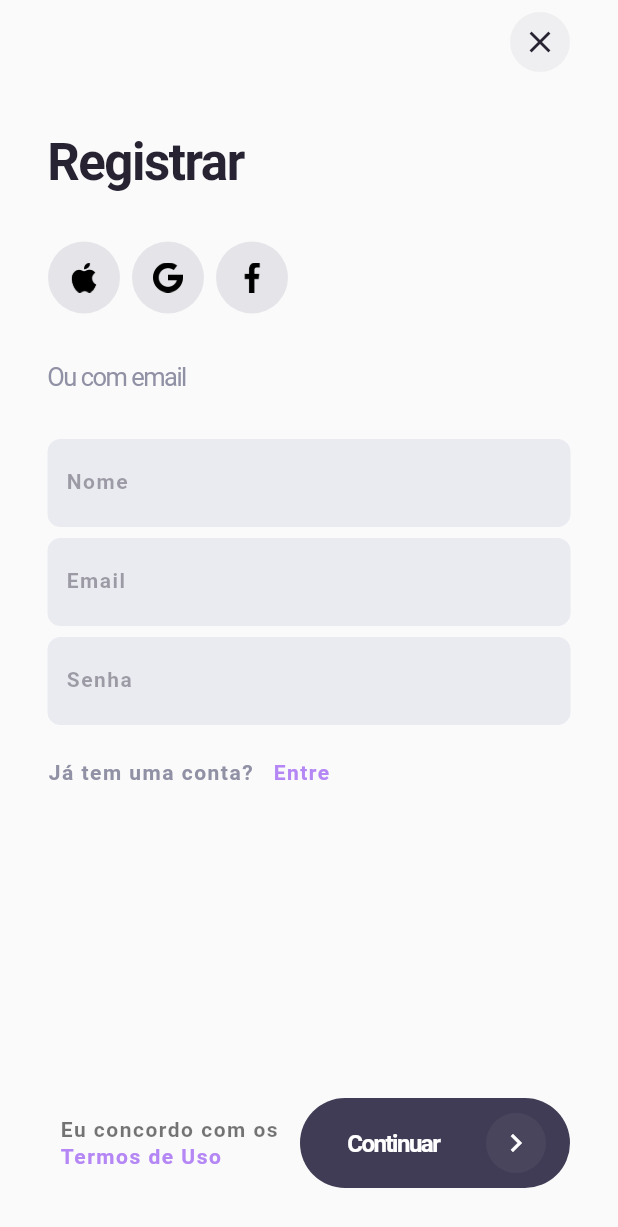
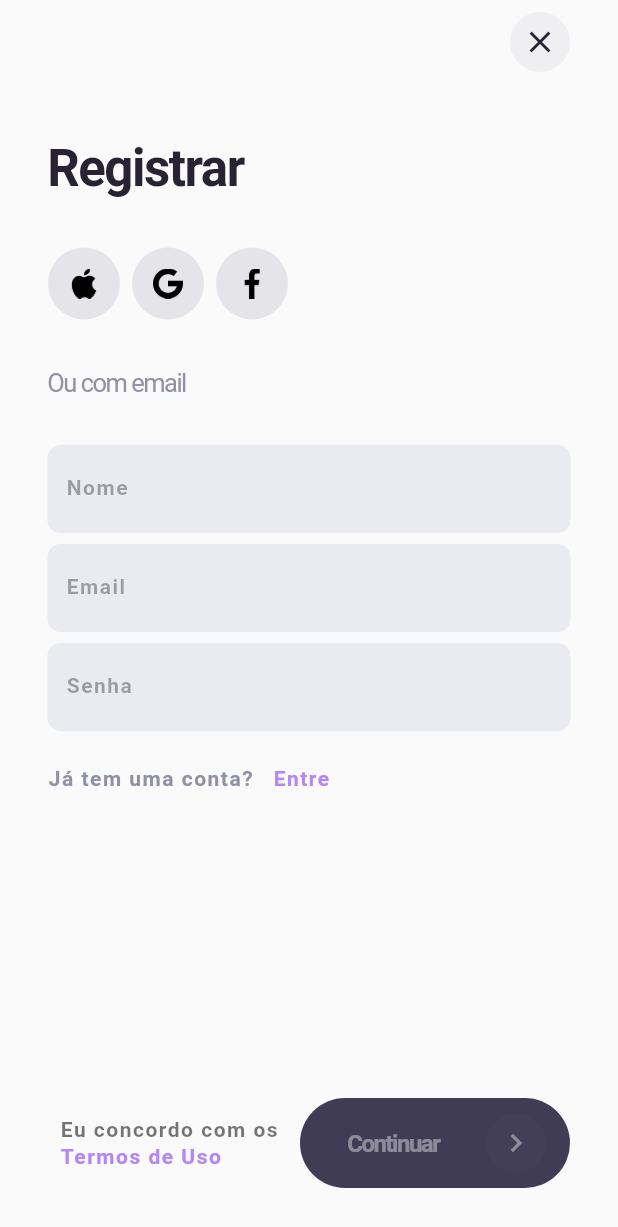
Before and after one commit to yanncabral/vitrine-flutter, a Flutter app: the AuthenticationPage screen opened by its route, after a tap on "Cadastre-se", on a phone screen of 412 x 824 dp. Shown: the top 1227 px of the screen. Run offline on Flutter 3.47's test engine with Material 2 defaults, Android fonts, the phone set to English and light mode, and no system bars; our stand-ins replace dartz, email_validator, equatable, firebase_auth, firebase_core, google_fonts; accounts and stored records are empty; Roboto replaces fonts that are missing (Overpass).

Commit message:
adapt SignUpPage to actually calls usecase

```diff
--- a/lib/ui/authentication/signin_page.dart
+++ b/lib/ui/authentication/signin_page.dart
@@ -117,20 +117,37 @@ class SignInPage extends StatelessWidget {
                   ),
                 ),
               ),
-              StreamBuilder<bool>(
-                  stream: _presenter.isLoadingState,
-                  builder: (context, snapshot) {
-                    return VanillaActionButton(
-                      title: "Continuar",
-                      enabled: snapshot.data != true,
-                      onPressed: _presenter.submit,
-                      colorScheme: Brightness.dark,
-                    );
-                  }),
+              actionButton(),
             ],
           ),
         ),
       ],
+    );
+  }
+
+  StreamBuilder<DomainError?> actionButton() {
+    return StreamBuilder<DomainError?>(
+      stream: _presenter.formError,
+      builder: (context, formErrorSnapshot) {
+        return StreamBuilder<bool?>(
+          stream: _presenter.isFormValidState,
+          builder: (context, formValidSnapshot) {
+            return StreamBuilder<bool>(
+              stream: _presenter.isLoadingState,
+              builder: (context, snapshot) {
+                return VanillaActionButton(
+                  title: "Continuar",
+                  enabled: snapshot.data != true &&
+                      formValidSnapshot.data == true &&
+                      formErrorSnapshot.data == null,
+                  onPressed: _presenter.submit,
+                  colorScheme: Brightness.dark,
+                );
+              },
+            );
+          },
+        );
+      },
     );
   }
 
--- a/lib/ui/authentication/signup_page.dart
+++ b/lib/ui/authentication/signup_page.dart
@@ -1,6 +1,6 @@
-import 'package:dartz/dartz.dart' show Either;
+import 'package:dartz/dartz.dart';
 import 'package:flutter/material.dart';
-import 'package:flutter/services.dart';
+import 'package:vitrine/domain/error/domain_error.dart';
 import 'package:vitrine/domain/validation/validation_error.dart';
 import 'package:vitrine/domain/value_objects/email_address.dart';
 import 'package:vitrine/domain/value_objects/password.dart';
@@ -8,18 +8,29 @@ import 'package:vitrine/domain/value_objects/person_name.dart';
 import 'package:vitrine/main/factory/domain/view_models/signup_view_model_factory.dart';
 import 'package:vitrine/ui/design/components/vanilla_action_button.dart';
 import 'package:vitrine/ui/design/vanilla_color_scheme.dart';
+import 'package:vitrine/ui/util/domain_error_messages.dart';
 
 class SignUpPage extends StatelessWidget {
   final void Function() onSwitchPress;
   final _presenter = SignUpViewModelFactory.factory;
 
   SignUpPage({Key? key, required this.onSwitchPress}) : super(key: key);
-
   @override
   Widget build(BuildContext context) {
     return Column(
       crossAxisAlignment: CrossAxisAlignment.start,
       children: [
+        StreamBuilder<bool>(
+            stream: _presenter.isLoadingState,
+            builder: (context, isLoadingSnapshot) {
+              return isLoadingSnapshot.data == true
+                  ? LinearProgressIndicator(
+                      color: VanillaColorScheme.secondary,
+                      backgroundColor:
+                          VanillaColorScheme.secondary.withOpacity(0.4),
+                    )
+                  : const SizedBox(height: 4);
+            }),
         Padding(
           padding: const EdgeInsets.all(32.0),
           child: Column(
@@ -64,6 +75,21 @@ class SignUpPage extends StatelessWidget {
                   ),
                 ],
               ),
+              StreamBuilder<DomainError?>(
+                  stream: _presenter.formError,
+                  builder: (context, snapshot) {
+                    if (snapshot.data != null) {
+                      return ListTile(
+                        leading: const Icon(
+                          Icons.close,
+                          color: Colors.red,
+                        ),
+                        title: Text(snapshot.data!.message()),
+                      );
+                    } else {
+                      return const SizedBox(height: 0);
+                    }
+                  }),
             ],
           ),
         ),
@@ -92,14 +118,26 @@ class SignUpPage extends StatelessWidget {
                   ),
                 ),
               ),
-              StreamBuilder<bool>(
-                  stream: _presenter.isLoadingState,
-                  builder: (context, snapshot) {
-                    return VanillaActionButton(
-                      title:
-                          snapshot.data == true ? "Carregando..." : "Continuar",
-                      onPressed: _presenter.submit,
-                      colorScheme: Brightness.dark,
+              StreamBuilder<DomainError?>(
+                  stream: _presenter.formError,
+                  builder: (context, formErrorSnapshot) {
+                    return StreamBuilder<bool?>(
+                      stream: _presenter.isFormValidState,
+                      builder: (context, formValidSnapshot) {
+                        return StreamBuilder<bool>(
+                          stream: _presenter.isLoadingState,
+                          builder: (context, snapshot) {
+                            return VanillaActionButton(
+                              title: "Continuar",
+                              enabled: snapshot.data != true &&
+                                  formValidSnapshot.data == true &&
+                                  formErrorSnapshot.data == null,
+                              onPressed: _presenter.submit,
+                              colorScheme: Brightness.dark,
+                            );
+                          },
+                        );
+                      },
                     );
                   }),
             ],
@@ -109,7 +147,7 @@ class SignUpPage extends StatelessWidget {
     );
   }
 
-  StreamBuilder<bool> form(BuildContext context) {
+  Widget form(BuildContext context) {
     return StreamBuilder<bool>(
         stream: _presenter.isLoadingState,
         builder: (context, loadingSnapshot) {
@@ -121,6 +159,7 @@ class SignUpPage extends StatelessWidget {
                     return TextField(
                       enabled: !(loadingSnapshot.data == true),
                       textCapitalization: TextCapitalization.words,
+                      textInputAction: TextInputAction.next,
                       onChanged: _presenter.onNameChange,
                       keyboardType: TextInputType.name,
                       style: Theme.of(context).textTheme.caption?.copyWith(
@@ -135,6 +174,13 @@ class SignUpPage extends StatelessWidget {
                             width: 0,
                           ),
                         ),
+                        focusedErrorBorder: OutlineInputBorder(
+                          borderRadius: BorderRadius.circular(8),
+                          borderSide: BorderSide(
+                            color: VanillaColorScheme.error,
+                            width: 0,
+                          ),
+                        ),
                         errorText: snapshot.data?.fold(
                           (l) {
                             switch (l) {
@@ -144,16 +190,11 @@ class SignUpPage extends StatelessWidget {
                                 return "Seu nome está curto demais.";
                               case ValidationError.invalid:
                                 return "Esse nome é inválido.";
+                              default:
+                                return null;
                             }
                           },
                           (r) => null,
-                        ),
-                        focusedErrorBorder: OutlineInputBorder(
-                          borderRadius: BorderRadius.circular(8),
-                          borderSide: BorderSide(
-                            color: VanillaColorScheme.error,
-                            width: 0,
-                          ),
                         ),
                         labelText: "Nome",
                         labelStyle: Theme.of(context)
@@ -268,10 +309,7 @@ class SignUpPage extends StatelessWidget {
                   builder: (context, snapshot) {
                     return TextField(
                       enabled: !(loadingSnapshot.data == true),
-                      onEditingComplete: () {
-                        _presenter.submit();
-                        FocusScope.of(context).unfocus();
-                      },
+                      onEditingComplete: () => FocusScope.of(context).unfocus,
                       onChanged: _presenter.onPasswordChange,
                       obscureText: true,
                       style: Theme.of(context).textTheme.caption?.copyWith(
```
